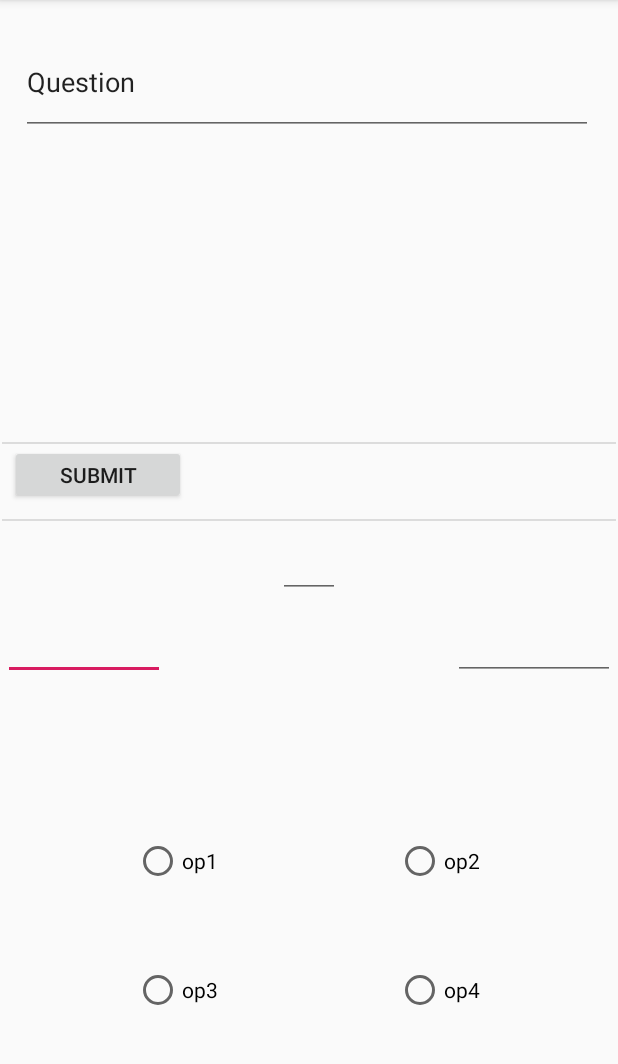
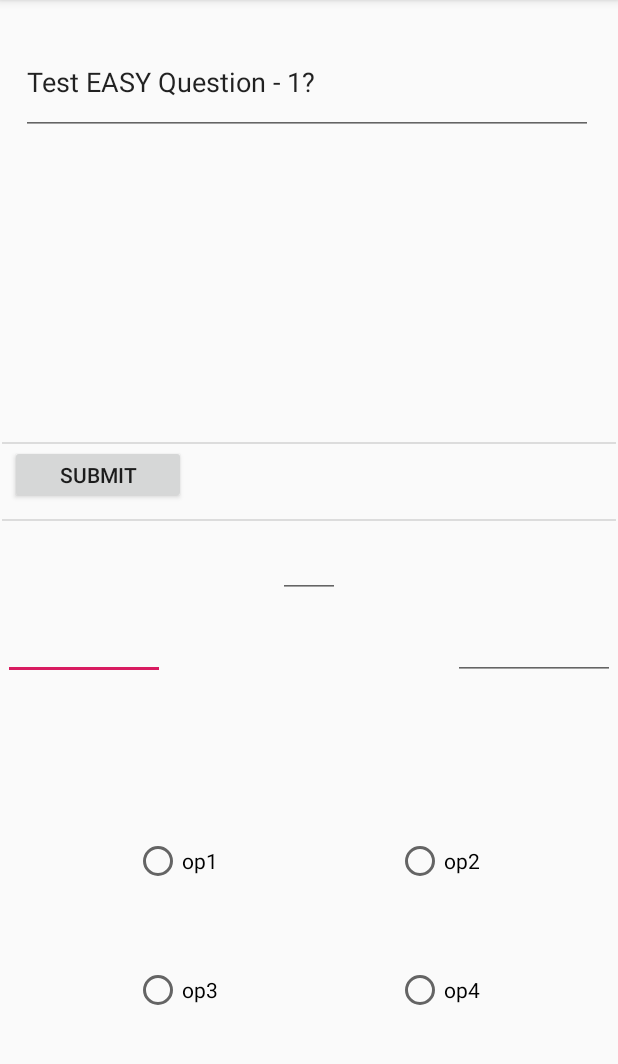
Before and after one commit to proximacentauriez/Covidinteractivegame, an Android app: the screen it shows after launch (GameActivity), after a tap on "START GAME", on a phone screen of 412 x 824 dp, the part 84-1148 px from its top. Run offline under Robolectric (Android 15) with nearby library versions, the phone set to English and light mode, and no system bars; our stand-ins replace AdMob.

Commit message:
display questions on screen

```diff
--- a/CovidInteractive/app/src/main/java/com/example/covidinteractive/GameActivity.java
+++ b/CovidInteractive/app/src/main/java/com/example/covidinteractive/GameActivity.java
@@ -6,7 +6,9 @@ import android.content.res.AssetFileDescriptor;
 import android.net.Uri;
 import android.os.Bundle;
 import android.widget.Button;
+import android.widget.EditText;
 import android.widget.RadioButton;
+import android.widget.RadioGroup;
 import android.widget.TextView;
 import com.google.gson.Gson;
 import com.google.gson.reflect.TypeToken;
@@ -37,6 +39,7 @@ public class GameActivity extends AppCompatActivity {
     private RadioButton radioButton4;
     private Button submitbutton;
 
+
     @Override
     protected void onCreate(Bundle savedInstanceState) {
         super.onCreate(savedInstanceState);
@@ -44,8 +47,24 @@ public class GameActivity extends AppCompatActivity {
         List<Integer> easyQidx = pickQuestionsForQuiz(6, MainActivity.QuizQuestionsEasy);
         List<Integer> moderateQidx = pickQuestionsForQuiz(2, MainActivity.QuizQuestionsMedium);
 //        List<Integer> difficultQidx = pickQuestionsForQuiz(2, MainActivity.QuizQuestionsDifficult);
+
+        displayQuizTop(easyQidx, moderateQidx);
     }
 
+    public void displayQuizTop(List<Integer> easyQidx, List<Integer>moderateQidx){
+
+        EditText quizQuestion = (EditText)findViewById(R.id.editText9);
+        RadioButton multiChoiceA = (RadioButton) findViewById(R.id.radioOptionA);
+        RadioButton multiChoiceB = (RadioButton) findViewById(R.id.radioOptionB);
+        RadioButton multiChoiceC = (RadioButton) findViewById(R.id.radioOptionC);
+
+        quizQuestion.setText(MainActivity.QuizQuestionsEasy.get(easyQidx.get(0)).getQuestion());
+        Collections.shuffle(MainActivity.QuizQuestionsEasy.get(easyQidx.get(0)).sMultiOptions());
+        multiChoiceA.setText(MainActivity.QuizQuestionsEasy.get(easyQidx.get(0)).sMultiOptions().get(0));
+        multiChoiceB.setText(MainActivity.QuizQuestionsEasy.get(easyQidx.get(0)).sMultiOptions().get(1));
+        multiChoiceC.setText(MainActivity.QuizQuestionsEasy.get(easyQidx.get(0)).sMultiOptions().get(2));
+
+    }
     public List<Integer> pickQuestionsForQuiz(int numOfQuestions, List<QnA_struct> QnA){
         List<Integer> idxQnA = new ArrayList<Integer>();
         //Fetch Index for Easy Questions
```
